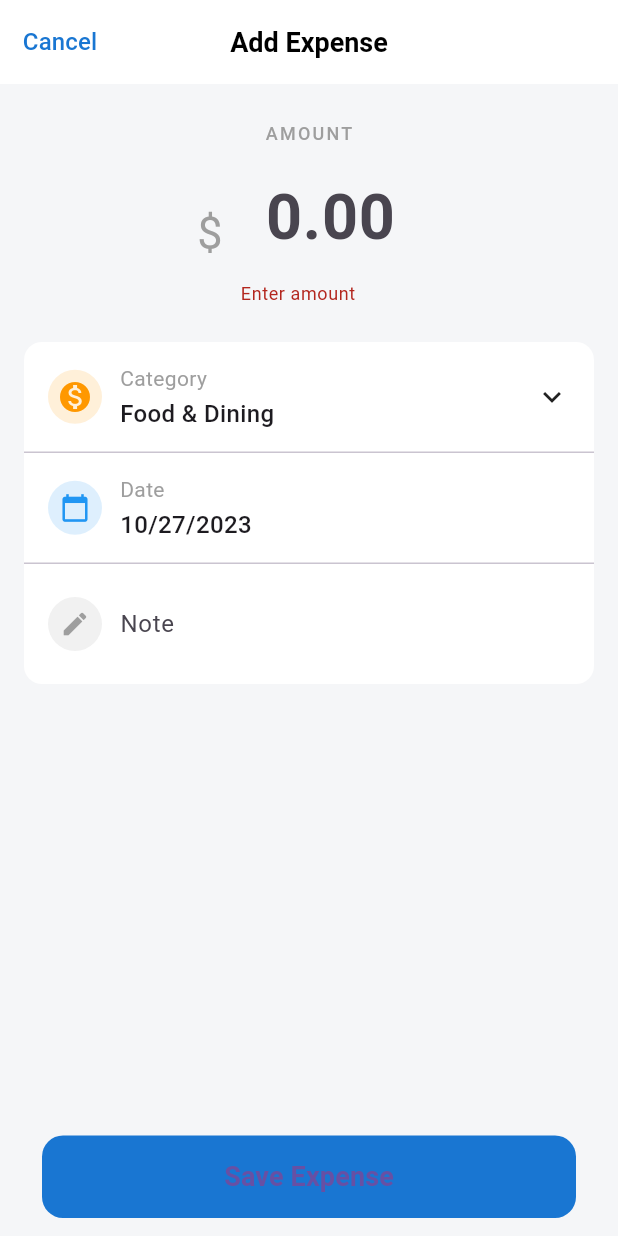
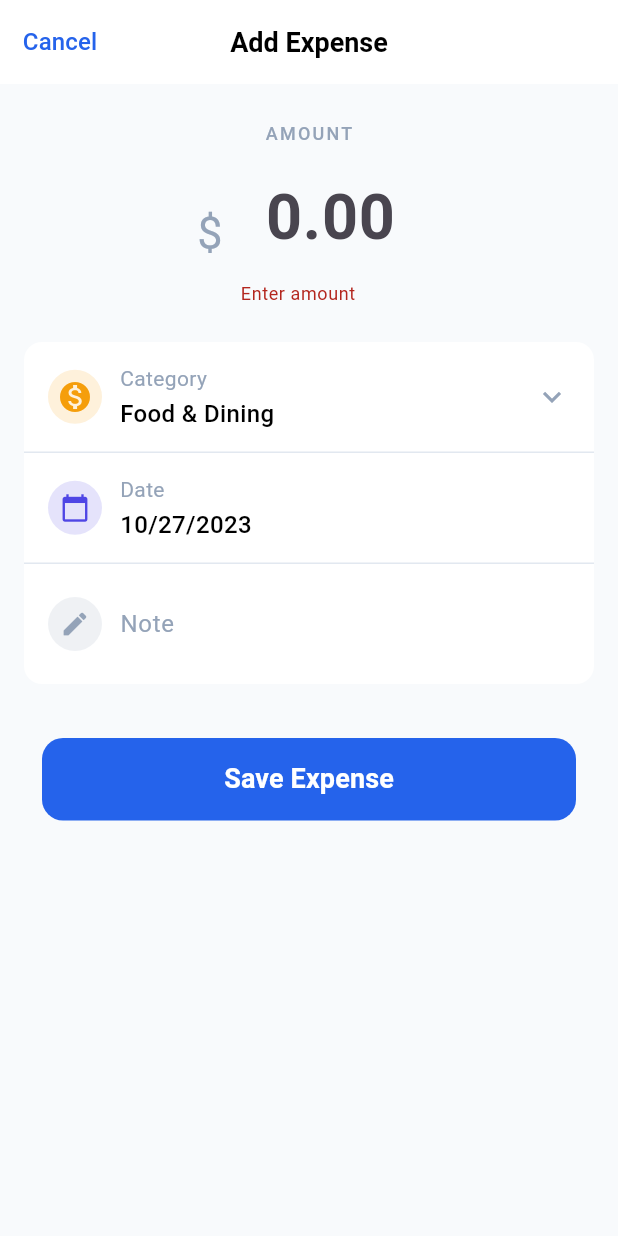
Before and after one commit to HotReloading/expify, a Flutter app: the screen it shows after launch, after a tap on "Save Expense", on a phone screen of 412 x 824 dp. Run offline on Flutter 3.47's test engine with Material 3 defaults, Android fonts, the phone set to English and light mode, and no system bars; our stand-ins replace go_router.

Commit message:
changed the colors

```diff
--- a/lib/features/expense_management/screens/add_expenses.dart
+++ b/lib/features/expense_management/screens/add_expenses.dart
@@ -1,4 +1,6 @@
+import 'package:expify/core/theme/colors.dart';
 import 'package:flutter/material.dart';
+
 
 class AddExpenses extends StatefulWidget {
   const AddExpenses({Key? key}) : super(key: key);
@@ -8,12 +10,11 @@ class AddExpenses extends StatefulWidget {
 }
 
 class _AddExpensesState extends State<AddExpenses> {
-
   final _formKey = GlobalKey<FormState>();
   final TextEditingController amountController = TextEditingController();
   final TextEditingController noteController = TextEditingController();
 
-  DateTime selectedDate = DateTime(2023,10,27);
+  DateTime selectedDate = DateTime(2023, 10, 27);
 
   Future<void> pickDate() async {
     DateTime? picked = await showDatePicker(
@@ -23,52 +24,53 @@ class _AddExpensesState extends State<AddExpenses> {
       lastDate: DateTime(2030),
     );
 
-    if(picked != null){
+    if (picked != null) {
       setState(() {
         selectedDate = picked;
       });
     }
   }
 
-  void saveExpense(){
-    if(_formKey.currentState!.validate()){
+  void saveExpense() {
+    if (_formKey.currentState!.validate()) {
       ScaffoldMessenger.of(context).showSnackBar(
-        const SnackBar(content: Text("Expense Saved"))
+        SnackBar(
+          backgroundColor: Appcolors.successColor,
+          content: const Text("Expense Saved"),
+        ),
       );
     }
   }
 
   @override
   Widget build(BuildContext context) {
-
     return Scaffold(
-      backgroundColor: const Color(0xffF5F6F8),
+      backgroundColor: Appcolors.lightScaffold,
 
       appBar: AppBar(
         elevation: 0,
-        backgroundColor: Colors.white,
+        backgroundColor: Appcolors.white,
         centerTitle: true,
-
         leadingWidth: 80,
 
         leading: TextButton(
-          onPressed: (){
+          onPressed: () {
             Navigator.pop(context);
           },
-          child: const Text(
+          child: Text(
             "Cancel",
             style: TextStyle(
-              color: Color(0xff1976D2),
+              color: Appcolors.primaryColor,
               fontSize: 16,
               fontWeight: FontWeight.w500,
             ),
           ),
         ),
 
-        title: const Text(
+        title: Text(
           "Add Expense",
           style: TextStyle(
-            color: Colors.black,
+            color: Appcolors.black,
             fontSize: 18,
             fontWeight: FontWeight.w600,
           ),
@@ -78,18 +80,17 @@ class _AddExpensesState extends State<AddExpenses> {
       body: Form(
         key: _formKey,
         child: Padding(
-          padding: const EdgeInsets.symmetric(horizontal:16),
+          padding: const EdgeInsets.symmetric(horizontal: 16),
           child: Column(
             children: [
-
               const SizedBox(height: 24),
 
-              const Text(
+              Text(
                 "AMOUNT",
                 style: TextStyle(
                   fontSize: 12,
                   letterSpacing: 1.5,
-                  color: Colors.grey,
+                  color: Appcolors.darkGrey,
                   fontWeight: FontWeight.w500,
                 ),
               ),
@@ -99,12 +100,11 @@ class _AddExpensesState extends State<AddExpenses> {
               Row(
                 mainAxisAlignment: MainAxisAlignment.center,
                 children: [
-
-                  const Text(
+                  Text(
                     "\$",
                     style: TextStyle(
                       fontSize: 30,
-                      color: Colors.grey,
+                      color: Appcolors.darkGrey,
                     ),
                   ),
 
@@ -116,134 +116,133 @@ class _AddExpensesState extends State<AddExpenses> {
                       controller: amountController,
                       textAlign: TextAlign.center,
                       keyboardType: TextInputType.number,
-                      style: const TextStyle(
+                      style: TextStyle(
                         fontSize: 42,
                         fontWeight: FontWeight.w600,
-                        color: Color(0xff6C727F),
+                        color: Appcolors.darkGrey,
                       ),
                       decoration: const InputDecoration(
                         hintText: "0.00",
                         border: InputBorder.none,
                       ),
-                      validator: (value){
-                        if(value == null || value.isEmpty){
+                      validator: (value) {
+                        if (value == null || value.isEmpty) {
                           return "Enter amount";
                         }
                         return null;
                       },
                     ),
-                  )
+                  ),
                 ],
               ),
 
               const SizedBox(height: 24),
 
-
               Container(
                 decoration: BoxDecoration(
-                  color: Colors.white,
+                  color: Appcolors.white,
                   borderRadius: BorderRadius.circular(12),
                 ),
 
                 child: Column(
                   children: [
-
-
                     Padding(
                       padding: const EdgeInsets.symmetric(
-                        horizontal:16,
-                        vertical:14,
+                        horizontal: 16,
+                        vertical: 14,
                       ),
                       child: Row(
                         children: [
-
                           CircleAvatar(
-                            radius:18,
-                            backgroundColor: Colors.orange.withOpacity(.15),
-                            child: const Icon(
+                            radius: 18,
+                            backgroundColor:
+                                Appcolors.warningColor.withOpacity(.15),
+                            child: Icon(
                               Icons.monetization_on,
-                              color: Colors.orange,
+                              color: Appcolors.warningColor,
                             ),
                           ),
 
-                          const SizedBox(width:12),
+                          const SizedBox(width: 12),
 
-                          const Expanded(
+                          Expanded(
                             child: Column(
                               crossAxisAlignment: CrossAxisAlignment.start,
                               children: [
-
                                 Text(
                                   "Category",
                                   style: TextStyle(
-                                    fontSize:14,
-                                    color: Colors.grey,
+                                    fontSize: 14,
+                                    color: Appcolors.darkGrey,
                                   ),
                                 ),
 
-                                SizedBox(height:2),
+                                const SizedBox(height: 2),
 
                                 Text(
                                   "Food & Dining",
                                   style: TextStyle(
-                                    fontSize:16,
+                                    fontSize: 16,
                                     fontWeight: FontWeight.w500,
+                                    color: Appcolors.black,
                                   ),
                                 ),
                               ],
                             ),
                           ),
 
-                          const Icon(Icons.keyboard_arrow_down)
+                          Icon(
+                            Icons.keyboard_arrow_down,
+                            color: Appcolors.darkGrey,
+                          ),
                         ],
                       ),
                     ),
 
-                    const Divider(height:1),
-
+                    Divider(height: 1, color: Appcolors.lightGrey),
 
                     GestureDetector(
                       onTap: pickDate,
                       child: Padding(
                         padding: const EdgeInsets.symmetric(
-                          horizontal:16,
-                          vertical:14,
+                          horizontal: 16,
+                          vertical: 14,
                         ),
                         child: Row(
                           children: [
-
                             CircleAvatar(
-                              radius:18,
-                              backgroundColor: Colors.blue.withOpacity(.15),
-                              child: const Icon(
+                              radius: 18,
+                              backgroundColor:
+                                  Appcolors.secondaryColor.withOpacity(.15),
+                              child: Icon(
                                 Icons.calendar_today,
-                                color: Colors.blue,
-                                size:20,
+                                color: Appcolors.secondaryColor,
+                                size: 20,
                               ),
                             ),
 
-                            const SizedBox(width:12),
+                            const SizedBox(width: 12),
 
                             Expanded(
                               child: Column(
                                 crossAxisAlignment: CrossAxisAlignment.start,
                                 children: [
-
-                                  const Text(
+                                  Text(
                                     "Date",
                                     style: TextStyle(
-                                      fontSize:14,
-                                      color: Colors.grey,
+                                      fontSize: 14,
+                                      color: Appcolors.darkGrey,
                                     ),
                                   ),
 
-                                  const SizedBox(height:2),
+                                  const SizedBox(height: 2),
 
                                   Text(
                                     "${selectedDate.month}/${selectedDate.day}/${selectedDate.year}",
-                                    style: const TextStyle(
-                                      fontSize:16,
+                                    style: TextStyle(
+                                      fontSize: 16,
                                       fontWeight: FontWeight.w500,
+                                      color: Appcolors.black,
                                     ),
                                   ),
                                 ],
@@ -254,39 +253,41 @@ class _AddExpensesState extends State<AddExpenses> {
                       ),
                     ),
 
-                    const Divider(height:1),
-
+                    Divider(height: 1, color: Appcolors.lightGrey),
 
                     Padding(
                       padding: const EdgeInsets.symmetric(
-                        horizontal:16,
-                        vertical:12,
+                        horizontal: 16,
+                        vertical: 12,
                       ),
                       child: Row(
                         children: [
-
                           CircleAvatar(
-                            radius:18,
-                            backgroundColor: Colors.grey.withOpacity(.15),
-                            child: const Icon(
+                            radius: 18,
+                            backgroundColor:
+                                Appcolors.darkGrey.withOpacity(.15),
+                            child: Icon(
                               Icons.edit,
-                              color: Colors.grey,
-                              size:20,
+                              color: Appcolors.darkGrey,
+                              size: 20,
                             ),
                           ),
 
-                          const SizedBox(width:12),
+                          const SizedBox(width: 12),
 
                           Expanded(
                             child: TextFormField(
                               controller: noteController,
-                              decoration: const InputDecoration(
+                              decoration: InputDecoration(
                                 labelText: "Note",
                                 hintText: "Add an optional note...",
                                 border: InputBorder.none,
+                                labelStyle: TextStyle(
+                                  color: Appcolors.darkGrey,
+                                ),
                               ),
                             ),
-                          )
+                          ),
                         ],
                       ),
                     ),
@@ -294,32 +295,33 @@ class _AddExpensesState extends State<AddExpenses> {
                 ),
               ),
 
-              const Spacer(),
+              const SizedBox(height: 24),
 
               Padding(
                 padding: const EdgeInsets.all(12),
                 child: SizedBox(
                   width: double.infinity,
-                  height:55,
+                  height: 55,
                   child: ElevatedButton(
                     onPressed: saveExpense,
                     style: ElevatedButton.styleFrom(
-                      backgroundColor: const Color(0xff1976D2),
+                      backgroundColor: Appcolors.primaryColor,
                       shape: RoundedRectangleBorder(
                         borderRadius: BorderRadius.circular(14),
                       ),
                       elevation: 0,
                     ),
-                    child: const Text(
+                    child: Text(
                       "Save Expense",
                       style: TextStyle(
                         fontSize: 18,
                         fontWeight: FontWeight.w600,
+                        color: Appcolors.white,
                       ),
                     ),
                   ),
                 ),
-              )
+              ),
             ],
           ),
         ),
```
